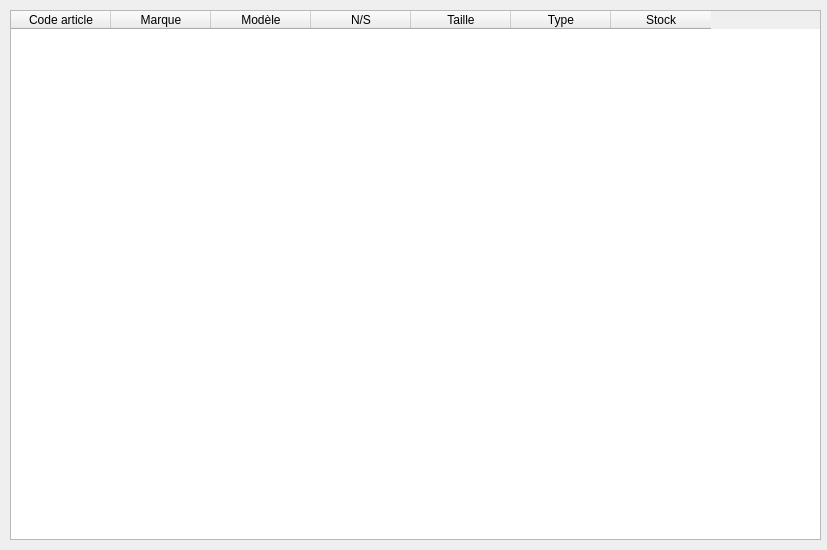
This is view/stockView.ui in GruberAdam/TPI-Sploks as Qt 5 draws it before an edit. The edited form follows.
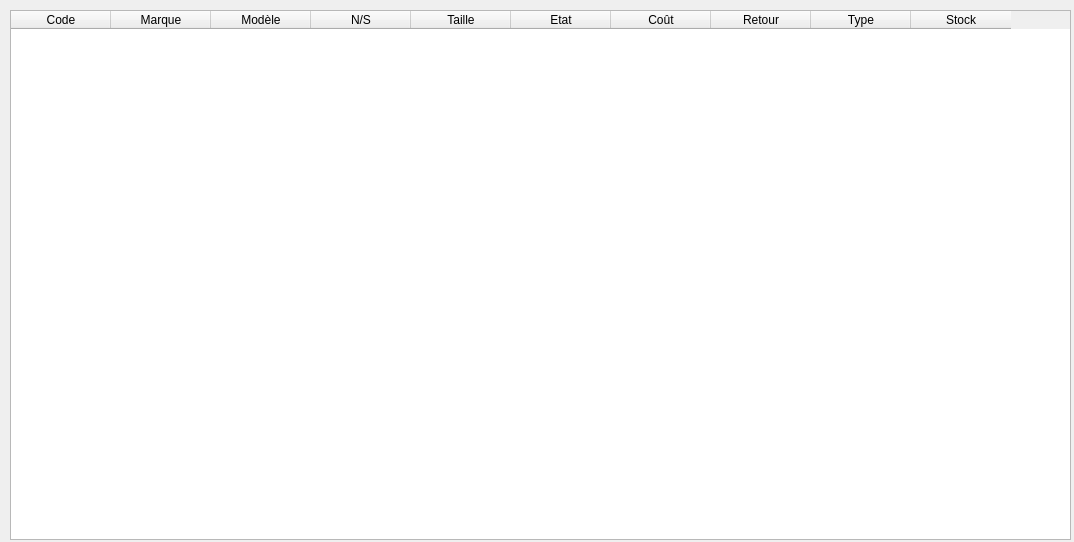
This is the edited form.

Commit message: Mise a jour de la requete

Patch:
```diff
--- a/view/stockView.ui
+++ b/view/stockView.ui
@@ -6,8 +6,8 @@
    <rect>
     <x>0</x>
     <y>0</y>
-    <width>827</width>
-    <height>550</height>
+    <width>1074</width>
+    <height>542</height>
    </rect>
   </property>
   <property name="windowTitle">
@@ -19,7 +19,7 @@
      <rect>
       <x>10</x>
       <y>10</y>
-      <width>811</width>
+      <width>1061</width>
       <height>530</height>
      </rect>
     </property>
@@ -28,7 +28,7 @@
     </property>
     <column>
      <property name="text">
-      <string>Code article</string>
+      <string>Code</string>
      </property>
     </column>
     <column>
@@ -51,6 +51,21 @@
       <string>Taille</string>
      </property>
     </column>
+    <column>
+     <property name="text">
+      <string>Etat</string>
+     </property>
+    </column>
+    <column>
+     <property name="text">
+      <string>Coût</string>
+     </property>
+    </column>
+    <column>
+     <property name="text">
+      <string>Retour</string>
+     </property>
+    </column>
     <column>
      <property name="text">
       <string>Type</string>
```
The commit also changes 2 other files.
